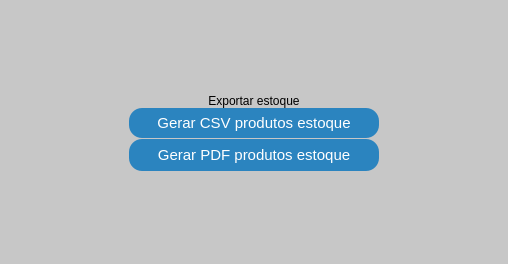
This is relatorios.ui in GabR36/QEstoqueLoja as Qt 5 draws it before an edit. The edited form follows.
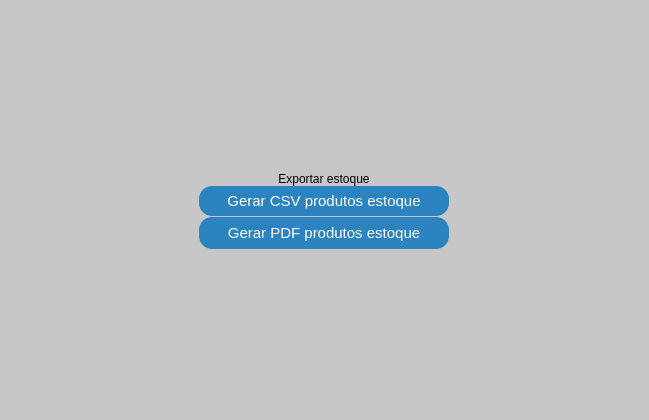
This is the edited form.

Patch:
```diff
--- a/relatorios.ui
+++ b/relatorios.ui
@@ -6,8 +6,8 @@
    <rect>
     <x>0</x>
     <y>0</y>
-    <width>508</width>
-    <height>264</height>
+    <width>649</width>
+    <height>420</height>
    </rect>
   </property>
   <property name="minimumSize">
```
Left out of the diff: 2 changed lines with no effect on the pictures.
